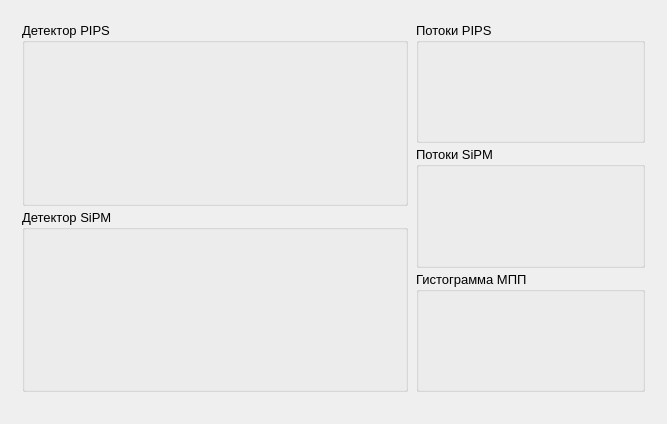
Above: frontend/engineWidget/WidgetGraph.ui from AtariVC/ddii_scopus before the change. Below: the same form after it.
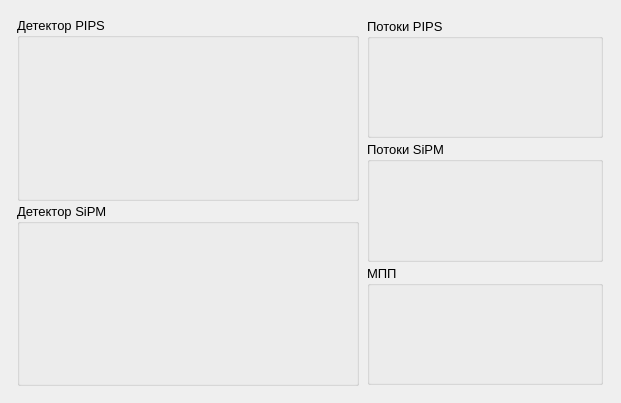
That is the form after the change.

Diff of the .ui file:
```diff
--- a/frontend/engineWidget/WidgetGraph.ui
+++ b/frontend/engineWidget/WidgetGraph.ui
@@ -6,8 +6,8 @@
    <rect>
     <x>0</x>
     <y>0</y>
-    <width>667</width>
-    <height>424</height>
+    <width>621</width>
+    <height>403</height>
    </rect>
   </property>
   <property name="windowTitle">
@@ -56,38 +56,41 @@
          <number>1</number>
         </property>
         <item>
-         <layout class="QHBoxLayout" name="horizontalLayout_4" stretch="5,3">
+         <layout class="QHBoxLayout" name="horizontalLayout_4" stretch="10,7">
+          <property name="spacing">
+           <number>3</number>
+          </property>
           <property name="leftMargin">
-           <number>5</number>
+           <number>1</number>
           </property>
           <property name="topMargin">
-           <number>5</number>
+           <number>1</number>
           </property>
           <property name="rightMargin">
-           <number>5</number>
+           <number>1</number>
           </property>
           <property name="bottomMargin">
-           <number>5</number>
+           <number>1</number>
           </property>
           <item>
            <layout class="QVBoxLayout" name="verticalLayout_5" stretch="1,1">
             <property name="spacing">
-             <number>3</number>
+             <number>2</number>
             </property>
             <property name="sizeConstraint">
              <enum>QLayout::SetDefaultConstraint</enum>
             </property>
             <property name="leftMargin">
-             <number>3</number>
+             <number>2</number>
             </property>
             <property name="topMargin">
-             <number>3</number>
+             <number>2</number>
             </property>
             <property name="rightMargin">
-             <number>3</number>
+             <number>2</number>
             </property>
             <property name="bottomMargin">
-             <number>3</number>
+             <number>2</number>
             </property>
             <item>
              <widget class="QGroupBox" name="groupBox_4">
@@ -125,7 +128,23 @@
                 <number>2</number>
                </property>
                <item>
-                <layout class="QHBoxLayout" name="vLayout_pips"/>
+                <layout class="QHBoxLayout" name="vLayout_pips">
+                 <property name="spacing">
+                  <number>0</number>
+                 </property>
+                 <property name="leftMargin">
+                  <number>2</number>
+                 </property>
+                 <property name="topMargin">
+                  <number>2</number>
+                 </property>
+                 <property name="rightMargin">
+                  <number>2</number>
+                 </property>
+                 <property name="bottomMargin">
+                  <number>2</number>
+                 </property>
+                </layout>
                </item>
               </layout>
              </widget>
@@ -337,7 +356,7 @@
                <string notr="true"/>
               </property>
               <property name="title">
-               <string>Гистограмма МПП</string>
+               <string>МПП</string>
               </property>
               <layout class="QVBoxLayout" name="verticalLayout_17">
                <property name="spacing">
@@ -383,17 +402,20 @@
         </item>
         <item>
          <layout class="QVBoxLayout" name="vLayout_ser_connect">
+          <property name="spacing">
+           <number>0</number>
+          </property>
           <property name="leftMargin">
-           <number>5</number>
+           <number>0</number>
           </property>
           <property name="topMargin">
-           <number>5</number>
+           <number>0</number>
           </property>
           <property name="rightMargin">
-           <number>5</number>
+           <number>0</number>
           </property>
           <property name="bottomMargin">
-           <number>5</number>
+           <number>0</number>
           </property>
          </layout>
         </item>
```
